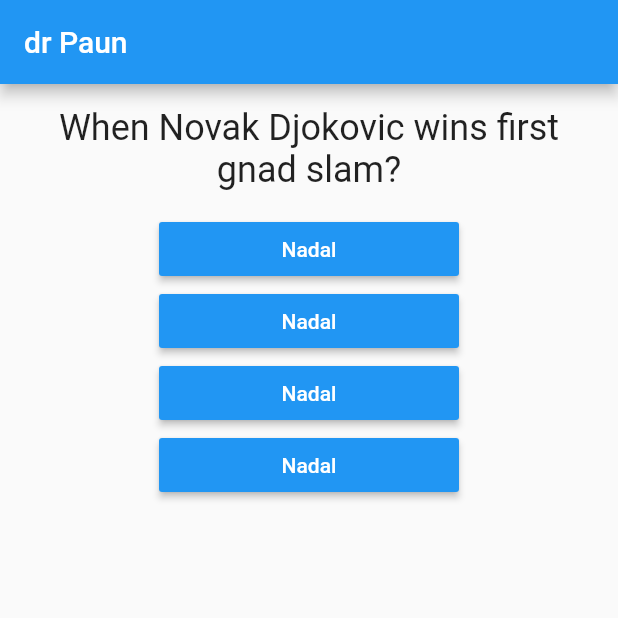
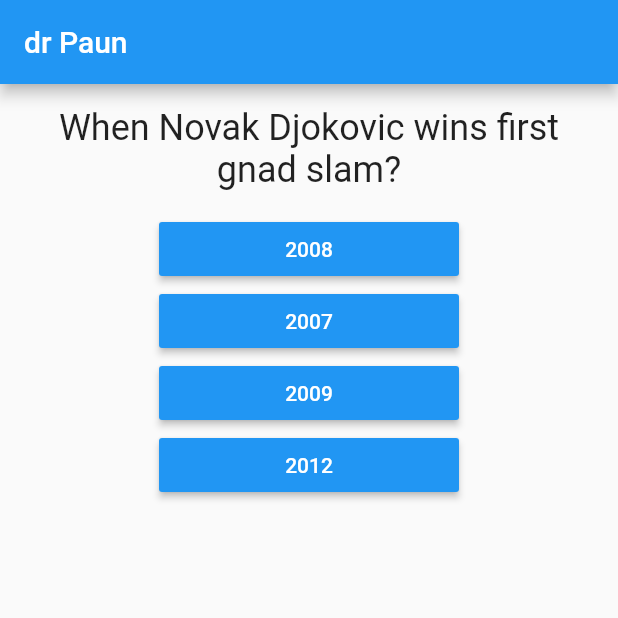
Before and after one commit to NikolaMag99/FlutterQuizApp, a Flutter app: the screen it shows after launch, after a tap on "Nadal", on a phone screen of 412 x 824 dp, the top half of it. Run offline on Flutter 3.47's test engine with Material 2 defaults, Android fonts, the phone set to English and light mode, and no system bars.

Commit message:
Sredjivanje koda i erora na kraju

```diff
--- a/lib/answer.dart
+++ b/lib/answer.dart
@@ -13,7 +13,7 @@ class Answer extends StatelessWidget {
       // color: Colors.blue,
       child: RaisedButton(
         onPressed: selectHandler,
-        child: Text('Nadal'),
+        child: Text(answerText),
         textColor: Colors.white,
         color: Colors.blue,
       ),
--- a/lib/main.dart
+++ b/lib/main.dart
@@ -15,16 +15,7 @@ class MyApp extends StatefulWidget {
 class _MyAppState extends State<MyApp> {
   var _index = 0;
 
-  void _answerQuestion() {
-    setState(() {
-      _index = _index + 1;
-    });
-    print(_index);
-  }
-
-  @override
-  Widget build(BuildContext context) {
-    var questions = [
+  final questions = const [
     {
       'questionText': 'Best tennis player?',
       'answers': ['Djokovic', 'Federer', 'Nadal', 'Zverev'],
@@ -38,18 +29,36 @@ class _MyAppState extends State<MyApp> {
       'answers': ['Federer', 'Nadal', 'Sampras', 'Djokovic']
     }
   ];
+
+  void _answerQuestion() {
+    if (_index < questions.length) {
+      print('nesto');
+    }
+    setState(() {
+      _index = _index + 1;
+    });
+    print(_index);
+  }
+
+  @override
+  Widget build(BuildContext context) {
     return MaterialApp(
       home: Scaffold(
         appBar: AppBar(
           title: Text('dr Paun'),
         ),
-        body: Column(
+        body: _index < questions.length
+            ? Column(
                 children: [
                   Question(questions[_index]['questionText'] as String),
-            ...(questions[_index]['answers'] as List<String>).map((answer) {
+                  ...(questions[_index]['answers'] as List<String>)
+                      .map((answer) {
                     return Answer(_answerQuestion, answer);
                   }).toList()
                 ],
+              )
+            : Center(
+                child: Text('End of Quiz!'),
               ),
       ),
     );
```
Lines whose indentation alone changed are shown as unchanged.
